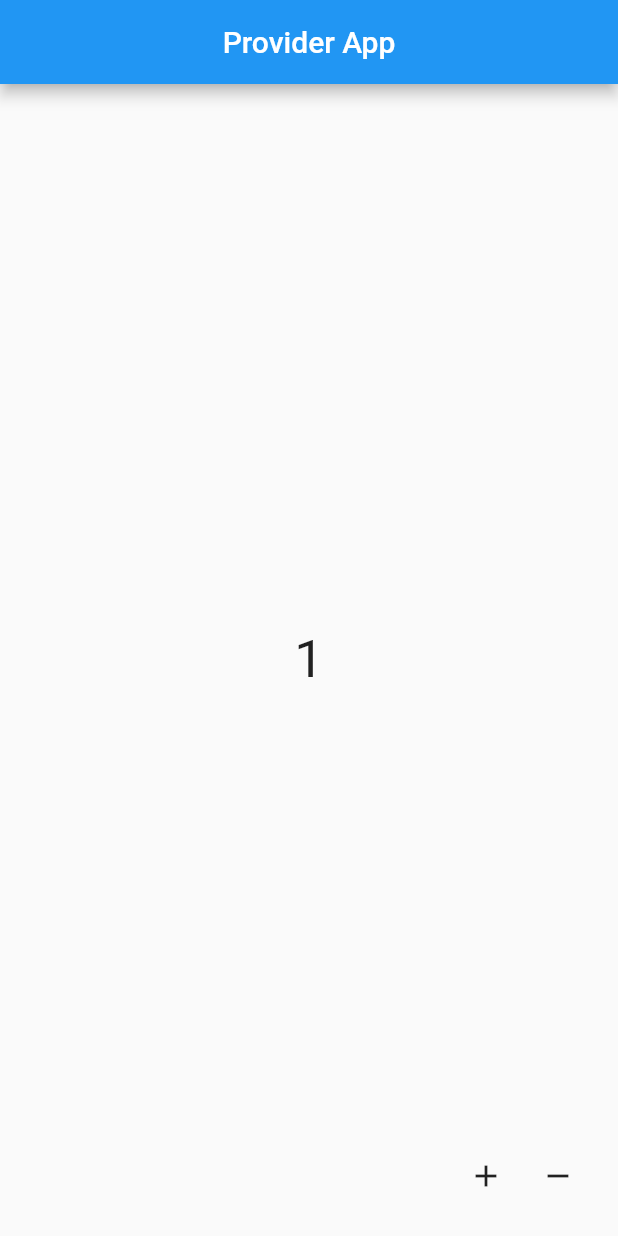
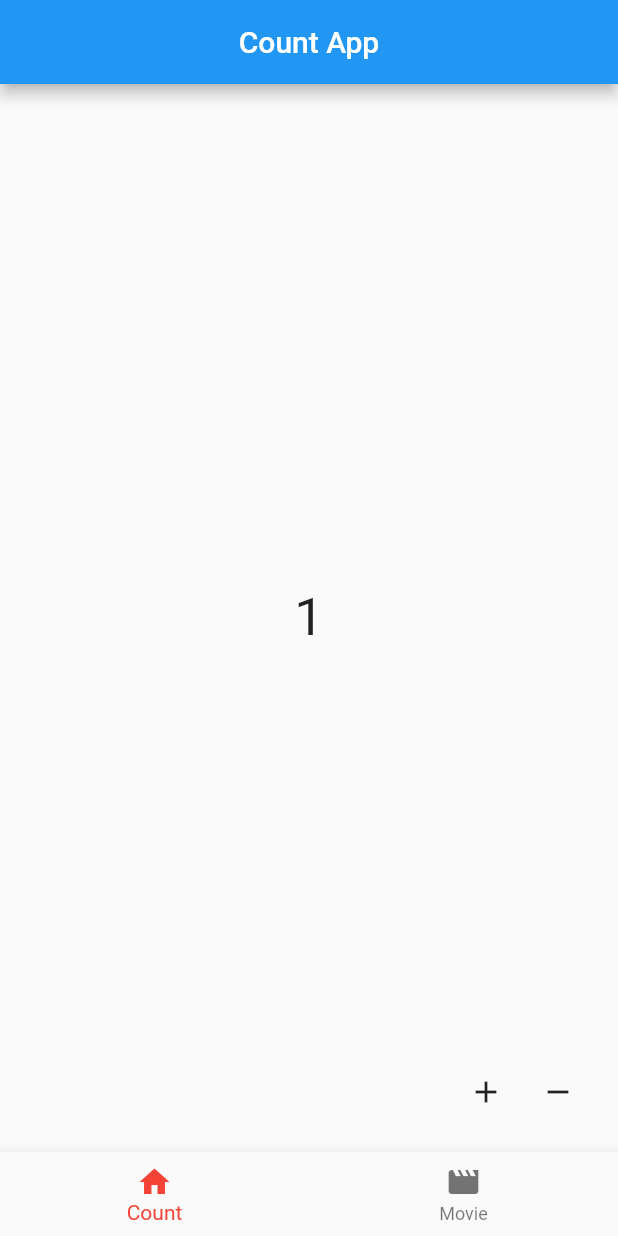
Before and after one commit to hjcwinner/providermovie, a Flutter app: the screen it shows after launch, after a tap on the "add" icon, on a phone screen of 412 x 824 dp. Run offline on Flutter 3.47's test engine with Material 2 defaults, Android fonts, the phone set to English and light mode, and no system bars.

Commit message:
하단 메뉴2개(1번count 2번movie로 구성하기)

```diff
--- a/lib/src/countwidget.dart
+++ b/lib/components/viewcount.dart
@@ -1,11 +1,10 @@
-import 'dart:ui';
-
 import 'package:flutter/material.dart';
 import 'package:provider/provider.dart';
 import 'package:providermovie/provider/countprovider.dart';
 
-class CountWidget extends StatelessWidget {
-  const CountWidget({Key key}) : super(key: key);
+
+class VidwCountWidget extends StatelessWidget {
+  const VidwCountWidget({Key key}) : super(key: key);
 
   @override
   Widget build(BuildContext context) {
--- a/lib/main.dart
+++ b/lib/main.dart
@@ -1,6 +1,7 @@
 import 'package:flutter/material.dart';
 import 'package:provider/provider.dart';
 import 'package:providermovie/provider/countprovider.dart';
+import 'package:providermovie/provider/bottom_provider.dart';
 import 'package:providermovie/src/home.dart';
 
 void main() {
@@ -11,7 +12,6 @@ class MyApp extends StatelessWidget {
   // This widget is the root of your application.
   @override
   Widget build(BuildContext context) {
-
     return MaterialApp(
       debugShowCheckedModeBanner: false,
       title: 'Flutter Provider',
@@ -19,8 +19,13 @@ class MyApp extends StatelessWidget {
         primarySwatch: Colors.blue,
         visualDensity: VisualDensity.adaptivePlatformDensity,
       ),
-      home: ChangeNotifierProvider(
-        create: (BuildContext context) => CountProvider(),
+      home: MultiProvider(
+        providers: [
+          ChangeNotifierProvider(
+              create: (BuildContext context) => CountProvider()),
+          ChangeNotifierProvider(
+              create: (BuildContext context) => BottomNavigationProvider()),
+        ],
         child: Home(),
       ),
     );
--- /dev/null
+++ b/lib/provider/bottom_provider.dart
@@ -0,0 +1,12 @@
+import 'package:flutter/cupertino.dart';
+
+class BottomNavigationProvider extends ChangeNotifier{
+  int _index = 0;
+  int get currentPage => _index;
+
+  updateCurrentPage(int index){
+    _index = index;
+
+    notifyListeners();
+  }
+}
--- /dev/null
+++ b/lib/screen/count_home_widget.dart
@@ -0,0 +1,33 @@
+import 'package:flutter/material.dart';
+import 'package:provider/provider.dart';
+import 'package:providermovie/components/viewcount.dart';
+import 'package:providermovie/provider/countprovider.dart';
+
+
+class CountHomeWidget extends StatelessWidget {
+  CountHomeWidget({Key key}) : super(key: key);
+  CountProvider _countProvider;
+
+  @override
+  Widget build(BuildContext context) {
+    _countProvider = Provider.of<CountProvider>(context, listen: false);
+    return Scaffold(
+      appBar: AppBar(
+        title: Text('Count App'),
+        centerTitle: true,
+      ),
+      body: VidwCountWidget(),
+      floatingActionButton: Row(
+        mainAxisAlignment: MainAxisAlignment.end,
+        children: [
+          IconButton(icon: Icon(Icons.add), onPressed: (){
+            _countProvider.add();
+          }),
+          IconButton(icon: Icon(Icons.remove), onPressed: (){
+            _countProvider.remove();
+          })
+        ],
+      ),
+    );
+  }
+}
--- /dev/null
+++ b/lib/screen/movie_widget.dart
@@ -0,0 +1,10 @@
+import 'package:flutter/material.dart';
+
+class Movie extends StatelessWidget {
+  @override
+  Widget build(BuildContext context) {
+    return Container(
+
+    );
+  }
+}
--- a/lib/src/home.dart
+++ b/lib/src/home.dart
@@ -1,32 +1,53 @@
 import 'package:flutter/material.dart';
 import 'package:provider/provider.dart';
 import 'package:providermovie/provider/countprovider.dart';
-import 'countwidget.dart';
+import 'package:providermovie/provider/bottom_provider.dart';
+import 'package:providermovie/screen/count_home_widget.dart';
+import 'package:providermovie/screen/movie_widget.dart';
+
 
 class Home extends StatelessWidget {
   Home({Key key}) : super(key: key);
 
   CountProvider _countProvider;
+  BottomNavigationProvider _bottomNavigationProvider;
+
+  Widget _navigationBody(){
+    switch(_bottomNavigationProvider.currentPage){
+      case 0:
+        return CountHomeWidget();
+        break;
+      case 1:
+        return Movie();
+        break;
+    }
+
+    return Container();
+  }
+
+  Widget _bottomNavigationBarWidget(){
+    return BottomNavigationBar(
+      items: [
+        BottomNavigationBarItem(icon: Icon(Icons.home), label: "Count"),
+        BottomNavigationBarItem(icon: Icon(Icons.movie), label: "Movie")
+      ],
+      currentIndex: _bottomNavigationProvider.currentPage,
+      selectedItemColor: Colors.red,
+      onTap: (index){
+        print(index);
+        _bottomNavigationProvider.updateCurrentPage(index);
+      },
+    );
+  }
+
   @override
   Widget build(BuildContext context) {
+
+    _bottomNavigationProvider = Provider.of<BottomNavigationProvider>(context);
     _countProvider = Provider.of<CountProvider>(context, listen: false);
     return Scaffold(
-      appBar: AppBar(
-        title: Text('Provider App'),
-        centerTitle: true,
-      ),
-      body: CountWidget(),
-      floatingActionButton: Row(
-        mainAxisAlignment: MainAxisAlignment.end,
-        children: [
-          IconButton(icon: Icon(Icons.add), onPressed: (){
-            _countProvider.add();
-          }),
-          IconButton(icon: Icon(Icons.remove), onPressed: (){
-            _countProvider.remove();
-          })
-        ],
-      ),
+      body: _navigationBody(),
+      bottomNavigationBar: _bottomNavigationBarWidget(),
     );
   }
 }
```
